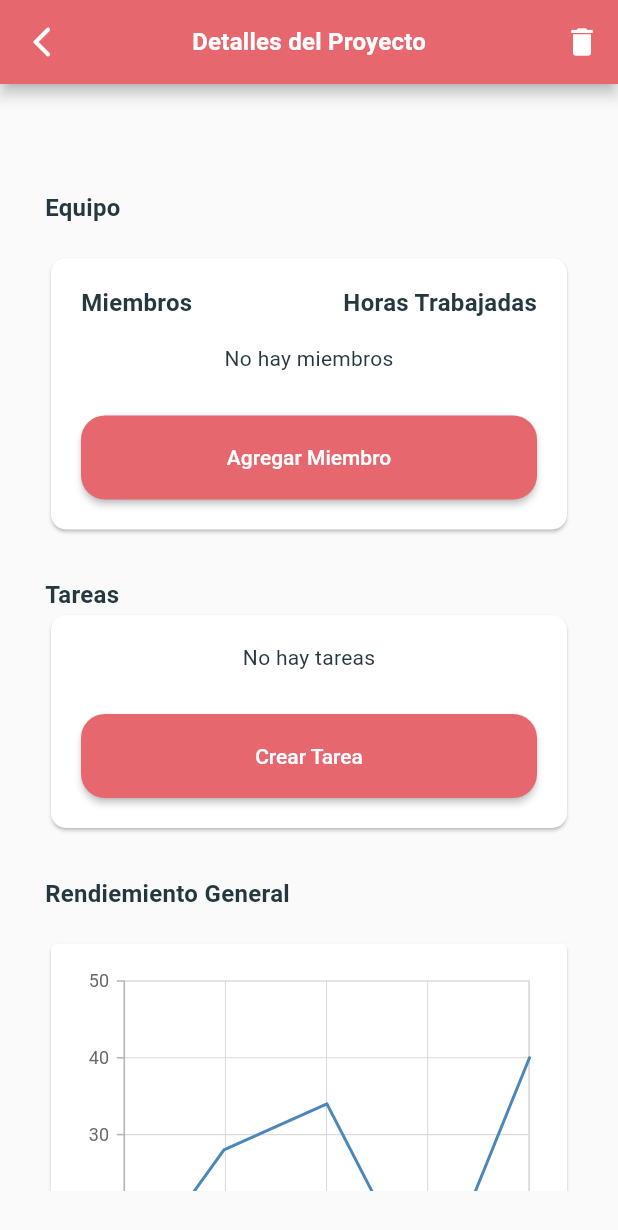
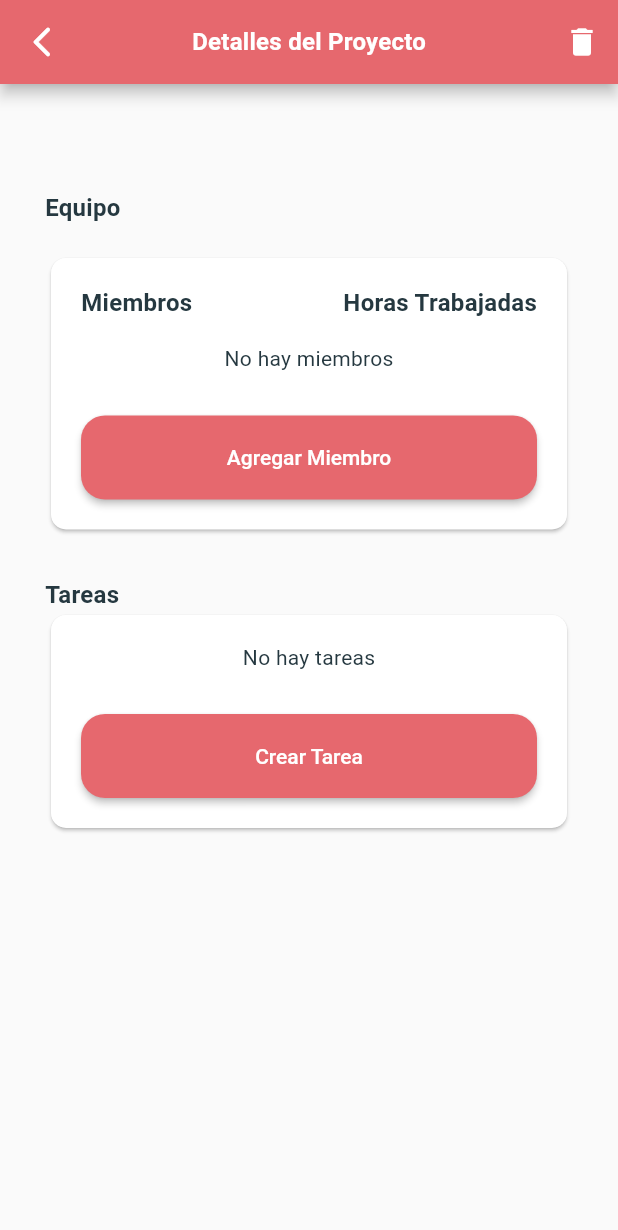
Before and after one commit to GreyHat147/work-flow-manager, a Flutter app: the DetailProjectView screen opened directly with empty values, on a phone screen of 412 x 824 dp. Shown: the top 1230 px of the screen. Run offline on Flutter 3.47's test engine with Material 2 defaults, Android fonts, the light colour scheme and no system bars; our stand-ins replace cloud_firestore, dropdown_search, equatable, firebase_auth, firebase_core, flutter_bloc and 3 more; accounts and stored records are empty.

Commit message:
hide chart from detail project view

```diff
--- a/lib/view/project/detail_project_view.dart
+++ b/lib/view/project/detail_project_view.dart
@@ -223,7 +223,7 @@ class _DetailProjectViewState extends State<DetailProjectView>
               ),
             ),
             const SizedBox(height: 30),
-            const Text(
+            /*  const Text(
               "Rendiemiento General",
               style: TextStyle(fontWeight: FontWeight.bold, fontSize: 16),
             ),
@@ -245,7 +245,7 @@ class _DetailProjectViewState extends State<DetailProjectView>
                   ],
                 ),
               ),
-            )
+            ) */
           ],
         ),
       ),
```
